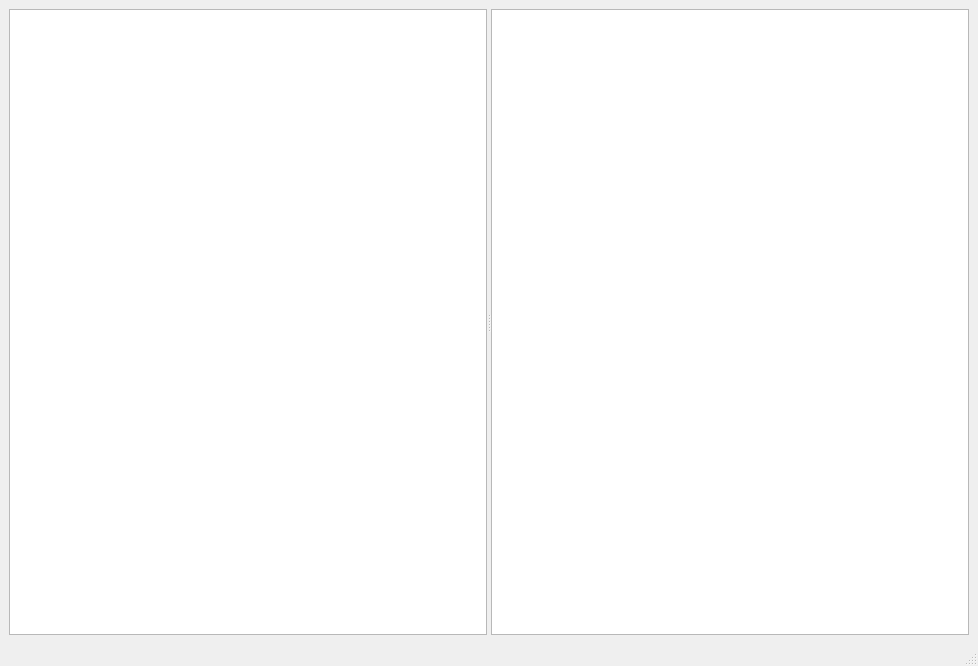
Above: cassview/src/MainWindow.ui from m2osw/snapcpp before the change. Below: the same form after it.
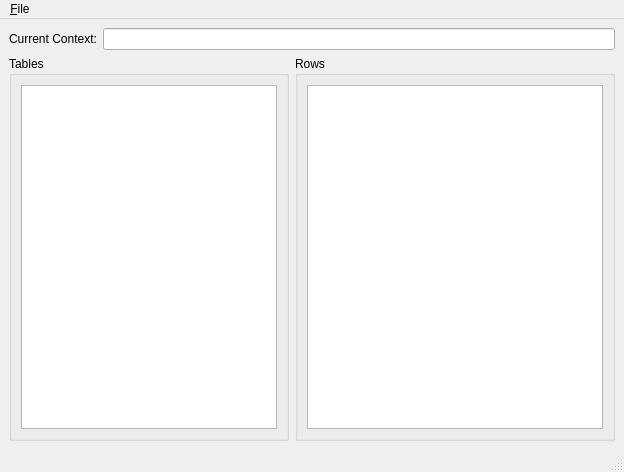
That is the form after the change.

Commit message: Now correctly allows selection of cassandra server, and context, and displays the tables.

The edit to the form file:
```diff
--- a/cassview/src/MainWindow.ui
+++ b/cassview/src/MainWindow.ui
@@ -6,23 +6,63 @@
    <rect>
     <x>0</x>
     <y>0</y>
-    <width>978</width>
-    <height>666</height>
+    <width>624</width>
+    <height>472</height>
    </rect>
   </property>
   <property name="windowTitle">
    <string>MainWindow</string>
   </property>
   <widget class="QWidget" name="centralwidget">
-   <layout class="QHBoxLayout" name="horizontalLayout">
+   <layout class="QVBoxLayout" name="verticalLayout">
     <item>
-     <widget class="QSplitter" name="splitter">
-      <property name="orientation">
-       <enum>Qt::Horizontal</enum>
-      </property>
-      <widget class="QTreeView" name="f_tables"/>
-      <widget class="QListView" name="f_values"/>
-     </widget>
+     <layout class="QHBoxLayout" name="horizontalLayout_3">
+      <item>
+       <widget class="QLabel" name="label">
+        <property name="text">
+         <string>Current Context:</string>
+        </property>
+       </widget>
+      </item>
+      <item>
+       <widget class="QLineEdit" name="f_contextEdit">
+        <property name="enabled">
+         <bool>true</bool>
+        </property>
+        <property name="readOnly">
+         <bool>true</bool>
+        </property>
+       </widget>
+      </item>
+     </layout>
+    </item>
+    <item>
+     <layout class="QHBoxLayout" name="horizontalLayout_4" stretch="0,1">
+      <item>
+       <widget class="QGroupBox" name="groupBox">
+        <property name="title">
+         <string>Tables</string>
+        </property>
+        <layout class="QHBoxLayout" name="horizontalLayout_2">
+         <item>
+          <widget class="QListView" name="f_tables"/>
+         </item>
+        </layout>
+       </widget>
+      </item>
+      <item>
+       <widget class="QGroupBox" name="groupBox_2">
+        <property name="title">
+         <string>Rows</string>
+        </property>
+        <layout class="QHBoxLayout" name="horizontalLayout">
+         <item>
+          <widget class="QListView" name="f_rows"/>
+         </item>
+        </layout>
+       </widget>
+      </item>
+     </layout>
     </item>
    </layout>
   </widget>
@@ -31,10 +71,19 @@
     <rect>
      <x>0</x>
      <y>0</y>
-     <width>978</width>
+     <width>624</width>
      <height>25</height>
     </rect>
    </property>
+   <widget class="QMenu" name="menu_File">
+    <property name="title">
+     <string>&amp;File</string>
+    </property>
+    <addaction name="action_Settings"/>
+    <addaction name="separator"/>
+    <addaction name="action_Quit"/>
+   </widget>
+   <addaction name="menu_File"/>
   </widget>
   <widget class="QStatusBar" name="statusbar"/>
  </widget>
```
Left out of the diff: 35 changed lines with no effect on the pictures. The commit also changes 6 other files.
